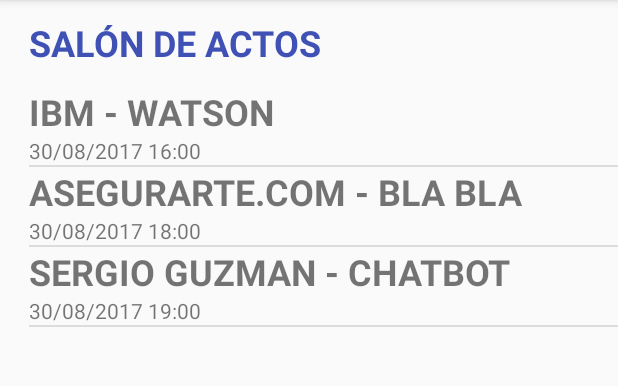
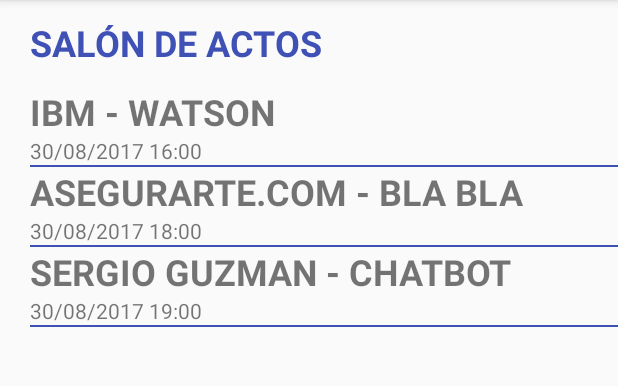
Before and after one commit to UTN-FRSFCO/cneisi2017-checkin, an Android app: the screen it shows after launch (ConferencesActivity), after a tap on "Salón de actos", on a phone screen of 412 x 824 dp, the part 84-470 px from its top. Run offline under Robolectric (Android 15) with nearby library versions, the phone set to English and light mode, and no system bars; 1 statement that could not run was skipped.

```diff
--- a/app/src/main/java/ar/edu/utn/sanfrancisco/cneisi/checkin_cneisi2017/data/AssistanceDbHelper.java
+++ b/app/src/main/java/ar/edu/utn/sanfrancisco/cneisi/checkin_cneisi2017/data/AssistanceDbHelper.java
@@ -31,7 +31,8 @@ public class AssistanceDbHelper extends SQLiteOpenHelper {
 
     @Override
     public void onUpgrade(SQLiteDatabase db, int oldVersion, int newVersion) {
-
+        db.execSQL("DROP TABLE IF EXISTS " + AssistanceEntry.TABLE_NAME);
+        onCreate(db);
     }
 
     public long saveAssistance(Assistance assistance) {
--- a/app/src/main/res/layout/activity_conferences.xml
+++ b/app/src/main/res/layout/activity_conferences.xml
@@ -8,17 +8,17 @@
         android:id="@+id/tvAuditoriumName"
         android:layout_width="wrap_content"
         android:layout_height="wrap_content"
-        android:layout_alignParentLeft="true"
-        android:layout_alignParentStart="true"
-        android:layout_alignParentTop="true"
-        android:layout_marginLeft="19dp"
-        android:layout_marginStart="19dp"
+        android:layout_marginLeft="20dp"
+        android:layout_marginStart="20dp"
         android:layout_marginTop="12dp"
         android:text="Auditorio"
         android:textAllCaps="true"
         android:textColor="@color/colorPrimary"
         android:textSize="24sp"
-        android:textStyle="bold" />
+        android:textStyle="bold"
+        android:layout_alignParentTop="true"
+        android:layout_alignParentLeft="true"
+        android:layout_alignParentStart="true" />
 
     <ListView
         android:id="@+id/lvConferences"
@@ -27,6 +27,8 @@
         android:layout_alignLeft="@+id/tvAuditoriumName"
         android:layout_alignStart="@+id/tvAuditoriumName"
         android:layout_below="@+id/tvAuditoriumName"
+        android:divider="@color/colorPrimary"
+        android:dividerHeight="1dp"
         android:layout_marginTop="13dp" />
 
 </RelativeLayout>
--- a/app/src/main/res/layout/activity_main.xml
+++ b/app/src/main/res/layout/activity_main.xml
@@ -28,7 +28,7 @@
         android:layout_marginLeft="14dp"
         android:layout_marginStart="14dp"
         android:divider="@color/colorPrimary"
-        android:dividerHeight="3dp"
+        android:dividerHeight="1dp"
         android:headerDividersEnabled="true" />
 
 </RelativeLayout>
--- a/app/src/main/res/layout/item_auditorium.xml
+++ b/app/src/main/res/layout/item_auditorium.xml
@@ -13,7 +13,6 @@
         android:gravity="center"
         android:text="name"
         android:textAlignment="textStart"
-        android:textAppearance="?android:attr/textAppearanceLarge"
         android:textSize="30sp" />
 
 </LinearLayout>
```
Also changed, not shown: app/src/main/java/ar/edu/utn/sanfrancisco/cneisi/checkin_cneisi2017/data/AssistanceContract.java (+12 -0 lines), app/src/main/res/layout/activity_scanner.xml (+2 -7 lines), app/src/main/ic_launcher-web.png (added), app/src/main/res/mipmap-hdpi/ic_launcher.png, app/src/main/res/mipmap-mdpi/ic_launcher.png, app/src/main/res/mipmap-xhdpi/ic_launcher.png, app/src/main/res/mipmap-xxhdpi/ic_launcher.png, app/src/main/res/mipmap-xxxhdpi/ic_launcher.png.
